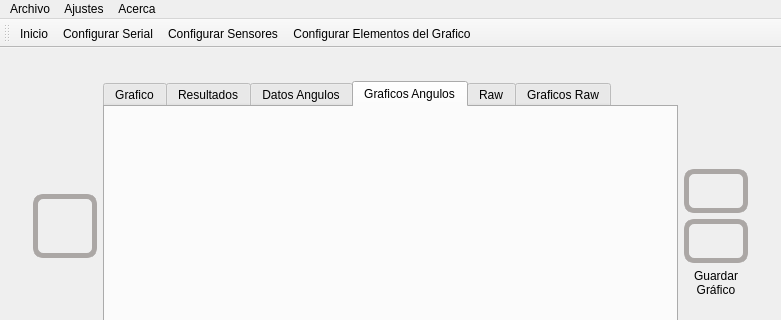
This is mainwindow.ui in hectorda/Bio-Feedback as Qt 5 draws it before an edit; both pictures show x 0 to 781 and y 0 to 320 of the 781 by 641 pixel window. The edited form follows.
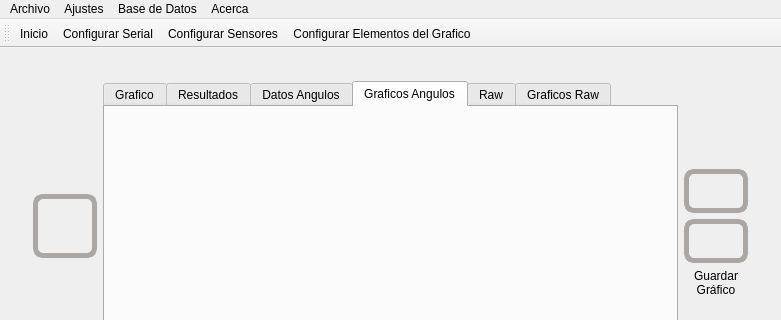
This is the edited form. Icons and pictures are not drawn. Custom widgets are drawn as their Qt base class.

Commit message: Creando Base de Datos y vista de administracion :+1:

The edit to the form file:
```diff
--- a/mainwindow.ui
+++ b/mainwindow.ui
@@ -1125,8 +1125,15 @@
     </property>
     <addaction name="actionQT"/>
    </widget>
+   <widget class="QMenu" name="menuBase_de_Datos">
+    <property name="title">
+     <string>Base de Datos</string>
+    </property>
+    <addaction name="actionSQL"/>
+   </widget>
    <addaction name="menuArchivo"/>
    <addaction name="menuAjustes"/>
+   <addaction name="menuBase_de_Datos"/>
    <addaction name="menuAcerca_de"/>
   </widget>
   <widget class="QToolBar" name="mainToolBar">
```
Left out of the diff: 9 changed lines with no effect on the pictures. The commit also changes 8 other files.
